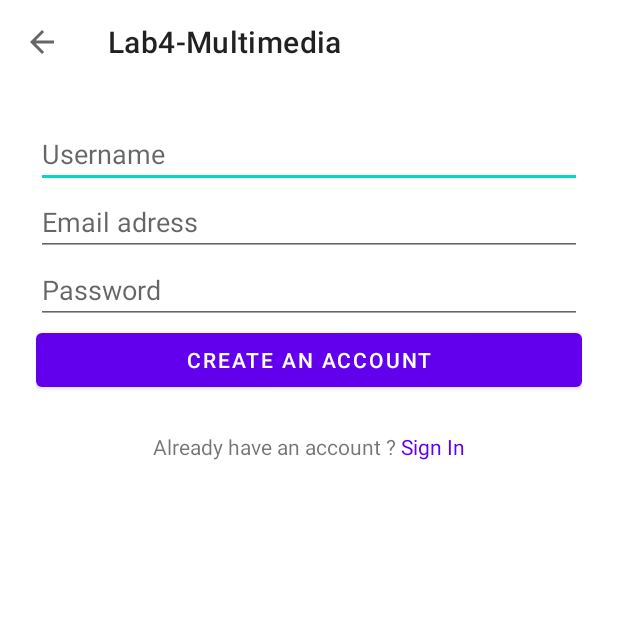
After one commit to Krow10/Lab4-Multimedia, an Android app: the SignUpActivity screen opened directly, with no data from a screen before it, on a phone screen of 412 x 824 dp, the top half of it. The commit adds this screen. Run offline under Robolectric (Android 15) with nearby library versions, the phone set to English and light mode, and no system bars.

Commit message:
Added startup page, UI sign in/sign up pages and 'offline mode' to use only local device library

```diff
--- a/app/build.gradle
+++ b/app/build.gradle
@@ -38,6 +38,9 @@ android {
         sourceCompatibility JavaVersion.VERSION_1_8
         targetCompatibility JavaVersion.VERSION_1_8
     }
+    buildFeatures {
+        viewBinding true
+    }
 }
 
 dependencies {
@@ -50,6 +53,9 @@ dependencies {
     implementation platform('com.google.firebase:firebase-bom:28.4.2')
     implementation 'com.google.firebase:firebase-auth:21.0.1'
     implementation 'com.google.android.gms:play-services-auth:19.2.0'
+    implementation 'androidx.annotation:annotation:1.2.0'
+    implementation 'androidx.lifecycle:lifecycle-livedata-ktx:2.3.1'
+    implementation 'androidx.lifecycle:lifecycle-viewmodel-ktx:2.3.1'
     testImplementation 'junit:junit:4.+'
     androidTestImplementation 'androidx.test.ext:junit:1.1.3'
     androidTestImplementation 'androidx.test.espresso:espresso-core:3.4.0'
--- a/app/src/main/java/com/example/lab4_multimedia/PlaylistControlFragment.java
+++ b/app/src/main/java/com/example/lab4_multimedia/PlaylistControlsFragment.java
@@ -10,13 +10,13 @@ import androidx.constraintlayout.widget.ConstraintLayout;
 import androidx.fragment.app.Fragment;
 import androidx.fragment.app.FragmentResultListener;
 
-public class PlaylistControlFragment extends Fragment {
+public class PlaylistControlsFragment extends Fragment {
     private ConstraintLayout previous_layout;
     private ConstraintLayout next_layout;
     private SongInfoFragment previous_info;
     private SongInfoFragment next_info;
 
-    public PlaylistControlFragment() {}
+    public PlaylistControlsFragment() {}
 
     @Override
     public void onCreate(Bundle savedInstanceState) {
@@ -33,7 +33,7 @@ public class PlaylistControlFragment extends Fragment {
 
     @Override
     public View onCreateView(LayoutInflater inflater, ViewGroup container, Bundle savedInstanceState) {
-        View rootView = inflater.inflate(R.layout.fragment_playlist_control, container, false);
+        View rootView = inflater.inflate(R.layout.fragment_playlist_controls, container, false);
 
         previous_layout = rootView.findViewById(R.id.playlist_control_previous_layout);
         previous_layout.setOnClickListener(new View.OnClickListener() {
--- /dev/null
+++ b/app/src/main/java/com/example/lab4_multimedia/SignUpActivity.java
@@ -0,0 +1,65 @@
+package com.example.lab4_multimedia;
+
+import android.content.Intent;
+import android.graphics.Color;
+import android.os.Bundle;
+import android.text.SpannableString;
+import android.text.Spanned;
+import android.text.TextPaint;
+import android.text.method.LinkMovementMethod;
+import android.text.style.ClickableSpan;
+import android.view.MenuItem;
+import android.view.View;
+import android.widget.TextView;
+
+import androidx.annotation.NonNull;
+import androidx.appcompat.app.AppCompatActivity;
+
+import com.google.android.material.appbar.MaterialToolbar;
+
+public class SignUpActivity extends AppCompatActivity {
+
+    @Override
+    protected void onCreate(Bundle savedInstanceState) {
+        super.onCreate(savedInstanceState);
+        setContentView(R.layout.activity_sign_up);
+
+        MaterialToolbar navigation_bar = (MaterialToolbar) findViewById(R.id.sign_up_navigation_bar);
+        setSupportActionBar(navigation_bar);
+
+        getSupportActionBar().setDisplayHomeAsUpEnabled(true);
+        getSupportActionBar().setDisplayShowHomeEnabled(true);
+
+        // From @dira (https://stackoverflow.com/a/10697453)
+        SpannableString ss = new SpannableString("Already have an account ? Sign In");
+        ClickableSpan clickableSpan = new ClickableSpan() {
+            @Override
+            public void onClick(View textView) {
+                Intent redirect = new Intent(SignUpActivity.this, SignInActivity.class);
+                redirect.addFlags(Intent.FLAG_ACTIVITY_CLEAR_TOP);
+                startActivity(redirect);
+                finish();
+            }
+
+            @Override
+            public void updateDrawState(TextPaint ds) {
+                super.updateDrawState(ds);
+                ds.setUnderlineText(false);
+            }
+        };
+        ss.setSpan(clickableSpan, ss.toString().indexOf("Sign"), ss.length(), Spanned.SPAN_EXCLUSIVE_EXCLUSIVE);
+
+        TextView sign_up_redirect = findViewById(R.id.sign_up_redirect);
+        sign_up_redirect.setText(ss);
+        sign_up_redirect.setMovementMethod(LinkMovementMethod.getInstance());
+        sign_up_redirect.setHighlightColor(Color.TRANSPARENT);
+    }
+
+    @Override
+    public boolean onOptionsItemSelected(@NonNull MenuItem item) {
+        if (item.getItemId() == android.R.id.home)
+            finish();
+
+        return super.onOptionsItemSelected(item);
+    }
+}
--- /dev/null
+++ b/app/src/main/res/layout/activity_sign_up.xml
@@ -0,0 +1,72 @@
+<?xml version="1.0" encoding="utf-8"?>
+<androidx.constraintlayout.widget.ConstraintLayout xmlns:android="http://schemas.android.com/apk/res/android"
+    xmlns:app="http://schemas.android.com/apk/res-auto"
+    xmlns:tools="http://schemas.android.com/tools"
+    android:layout_width="match_parent"
+    android:layout_height="match_parent"
+    tools:context=".SignUpActivity">
+
+    <com.google.android.material.appbar.MaterialToolbar
+        android:id="@+id/sign_up_navigation_bar"
+        android:layout_width="match_parent"
+        android:layout_height="?attr/actionBarSize"
+        app:layout_constraintTop_toTopOf="parent"/>
+
+    <androidx.constraintlayout.widget.ConstraintLayout
+        android:id="@+id/sign_up_fields_layout"
+        android:layout_width="0dp"
+        android:layout_height="wrap_content"
+        app:layout_constraintTop_toBottomOf="@id/sign_up_navigation_bar"
+        app:layout_constraintLeft_toLeftOf="parent"
+        app:layout_constraintRight_toRightOf="parent"
+        android:padding="24dp">
+
+        <EditText
+            android:id="@+id/sign_up_username"
+            android:layout_width="0dp"
+            android:layout_height="wrap_content"
+            app:layout_constraintTop_toTopOf="parent"
+            app:layout_constraintLeft_toLeftOf="parent"
+            app:layout_constraintRight_toRightOf="parent"
+            android:hint="Username"/>
+
+        <EditText
+            android:id="@+id/sign_up_email"
+            android:layout_width="0dp"
+            android:layout_height="wrap_content"
+            app:layout_constraintTop_toBottomOf="@id/sign_up_username"
+            app:layout_constraintLeft_toLeftOf="parent"
+            app:layout_constraintRight_toRightOf="parent"
+            android:hint="Email adress"/>
+
+        <EditText
+            android:id="@+id/sign_up_password"
+            android:layout_width="0dp"
+            android:layout_height="wrap_content"
+            app:layout_constraintTop_toBottomOf="@id/sign_up_email"
+            app:layout_constraintLeft_toLeftOf="parent"
+            app:layout_constraintRight_toRightOf="parent"
+            android:hint="Password"/>
+
+        <Button
+            android:id="@+id/sign_up_action_button"
+            android:layout_width="0dp"
+            android:layout_height="wrap_content"
+            app:layout_constraintTop_toBottomOf="@id/sign_up_password"
+            app:layout_constraintLeft_toLeftOf="parent"
+            app:layout_constraintRight_toRightOf="parent"
+            android:text="Create an account"/>
+
+    </androidx.constraintlayout.widget.ConstraintLayout>
+
+    <TextView
+        android:id="@+id/sign_up_redirect"
+        android:layout_width="wrap_content"
+        android:layout_height="wrap_content"
+        app:layout_constraintTop_toBottomOf="@id/sign_up_fields_layout"
+        app:layout_constraintLeft_toLeftOf="parent"
+        app:layout_constraintRight_toRightOf="parent"
+        android:text="Already have an account ? Sign In"
+        android:textColorLink="?colorPrimary"/>
+
+</androidx.constraintlayout.widget.ConstraintLayout>
--- a/app/src/main/res/layout/fragment_playlist_control.xml
+++ b/app/src/main/res/layout/fragment_playlist_controls.xml
@@ -4,7 +4,7 @@
     xmlns:app="http://schemas.android.com/apk/res-auto"
     android:layout_width="match_parent"
     android:layout_height="match_parent"
-    tools:context=".PlaylistControlFragment">
+    tools:context=".PlaylistControlsFragment">
 
     <androidx.constraintlayout.widget.ConstraintLayout
         android:id="@+id/playlist_control_previous_layout"
```
Also changed, not shown: app/src/main/AndroidManifest.xml (+11 -1 lines), app/src/main/java/com/example/lab4_multimedia/MainActivity.java (+22 -88 lines), app/src/main/java/com/example/lab4_multimedia/MediaPlayerMainActivity.java (added, +113 -0 lines), app/src/main/java/com/example/lab4_multimedia/SignInActivity.java (added, +65 -0 lines), app/src/main/res/layout/activity_main.xml (+35 -67 lines), app/src/main/res/layout/activity_media_player_main.xml (added, +83 -0 lines), app/src/main/res/layout/activity_sign_in.xml (added, +63 -0 lines), app/src/main/res/values/strings.xml (+9 -0 lines).
